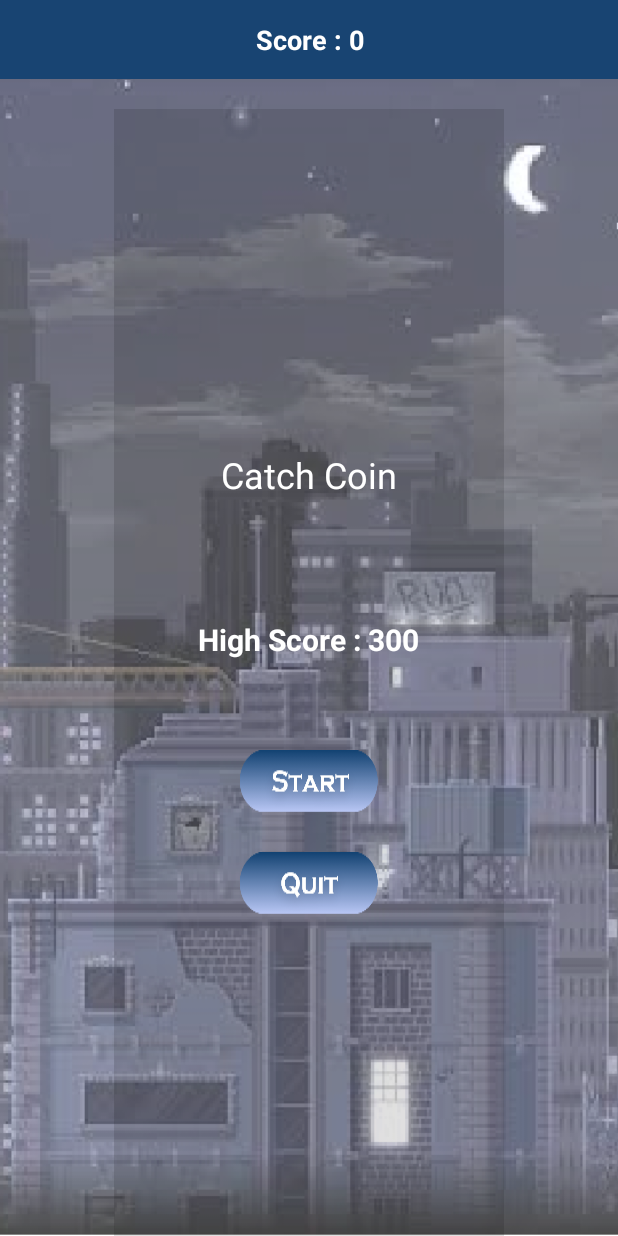
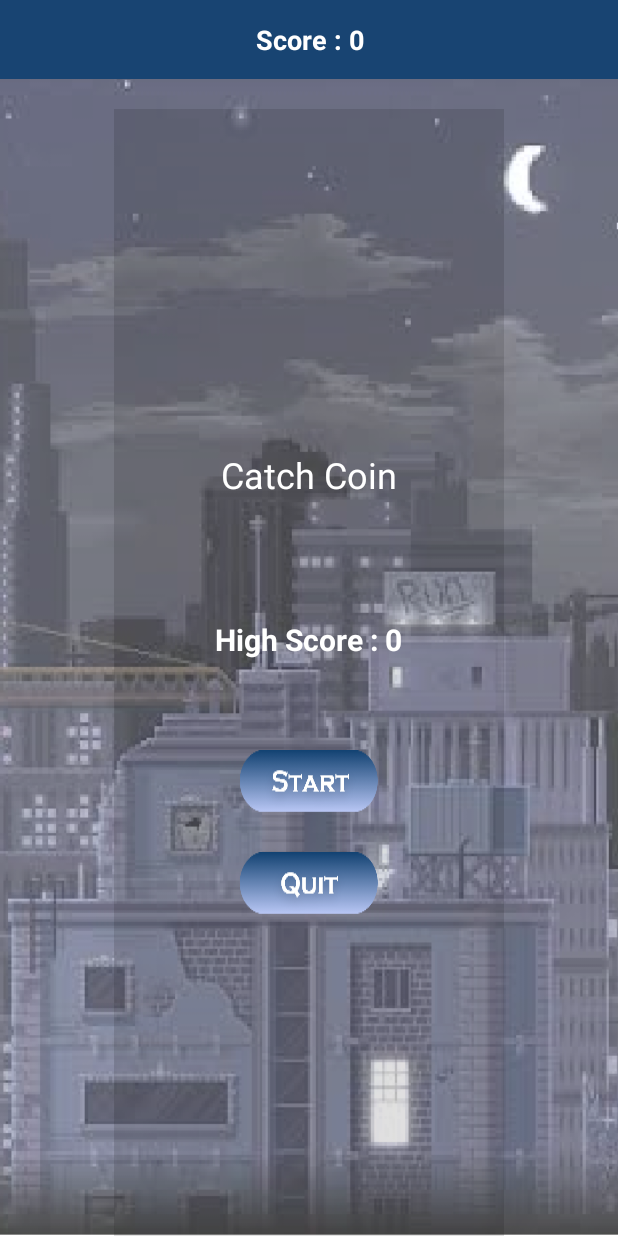
Before and after one commit to ENT-WALK/EntWalk, an Android app: the MiniGame screen opened directly, with no data from a screen before it, on a phone screen of 412 x 824 dp. Run offline under Robolectric (Android 15) with nearby library versions, the light colour scheme and no system bars; our stand-ins replace Firebase (no records; nobody signed in at launch, a user with empty details on screens opened directly); Roboto replaces fonts that are not available here.

Commit message:
Lastest version4

```diff
--- a/MyMap/app/src/main/res/layout/acitivity_minigame.xml
+++ b/MyMap/app/src/main/res/layout/acitivity_minigame.xml
@@ -85,7 +85,7 @@
                 android:layout_height="wrap_content"
                 android:layout_marginTop="80dp"
                 android:fontFamily="@font/arbutus"
-                android:text="High Score : 300"
+                android:text="High Score : 0"
                 android:textColor="#FFFFFF"
                 android:textSize="20dp"
                 android:textStyle="bold" />
```
